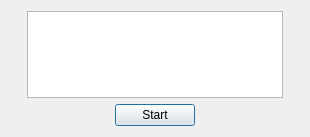
Old version of the form pysilcam/silcamgui/ServerDLG.ui in the repository SINTEF/PySilCam.
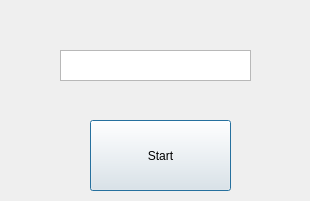
New version of the form.

Commit message: server dlg kind of works

What changed in the file:
```diff
--- a/pysilcam/silcamgui/ServerDLG.ui
+++ b/pysilcam/silcamgui/ServerDLG.ui
@@ -7,31 +7,35 @@
     <x>0</x>
     <y>0</y>
     <width>310</width>
-    <height>137</height>
+    <height>201</height>
    </rect>
   </property>
   <property name="windowTitle">
    <string>Dialog</string>
   </property>
-  <layout class="QVBoxLayout" name="verticalLayout">
-   <item alignment="Qt::AlignHCenter|Qt::AlignTop">
-    <widget class="QPlainTextEdit" name="plainTextEdit">
-     <property name="maximumSize">
-      <size>
-       <width>256</width>
-       <height>110</height>
-      </size>
-     </property>
-    </widget>
-   </item>
-   <item alignment="Qt::AlignHCenter|Qt::AlignBottom">
     <widget class="QPushButton" name="Start">
+   <property name="geometry">
+    <rect>
+     <x>90</x>
+     <y>120</y>
+     <width>141</width>
+     <height>71</height>
+    </rect>
+   </property>
      <property name="text">
       <string>Start</string>
      </property>
     </widget>
-   </item>
-  </layout>
+  <widget class="QPlainTextEdit" name="IPText">
+   <property name="geometry">
+    <rect>
+     <x>60</x>
+     <y>50</y>
+     <width>191</width>
+     <height>31</height>
+    </rect>
+   </property>
+  </widget>
  </widget>
  <resources/>
  <connections/>
```
Left out of the diff: 2 changed lines with no effect on the pictures. Lines whose indentation alone changed are shown as unchanged. The commit also changes 3 other files.
